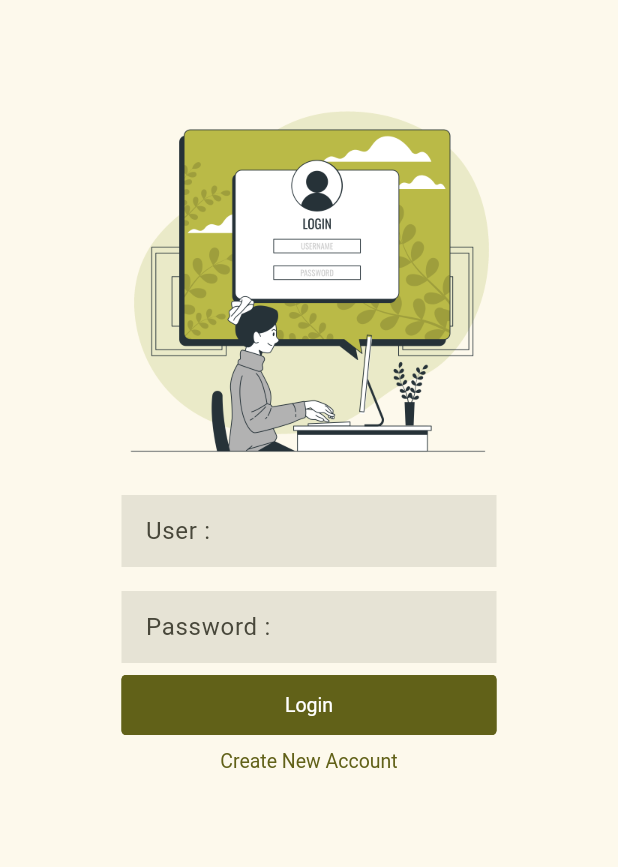
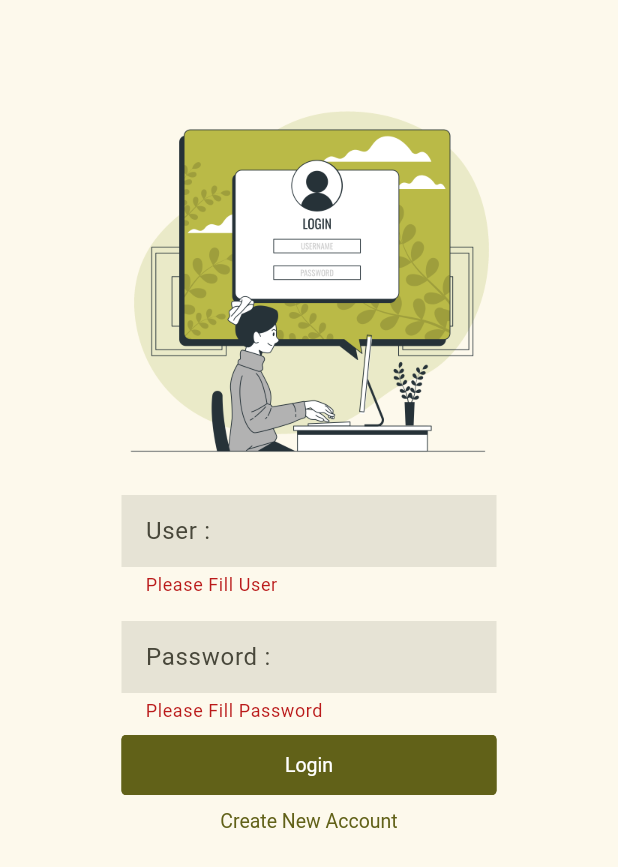
Before and after one commit to masterUNG/UngConnectedapi, a Flutter app: the screen it shows after launch, after a tap on "Login", on a phone screen of 412 x 824 dp. Shown: the top 867 px of the screen. Run offline on Flutter 3.47's test engine with Material 3 defaults, Android fonts, the phone set to English and light mode, and no system bars; drawn by our look-alikes of getwidget; our stand-ins replace dio, get, image_picker; network calls fail.

Commit message:
finish 12aug

```diff
--- /dev/null
+++ b/lib/models/user_model.dart
@@ -0,0 +1,42 @@
+import 'dart:convert';
+
+// ignore_for_file: public_member_api_docs, sort_constructors_first
+class UserModel {
+
+  final String id;
+  final String name;
+  final String user;
+  final String password;
+  final String avatar;
+  UserModel({
+    required this.id,
+    required this.name,
+    required this.user,
+    required this.password,
+    required this.avatar,
+  });
+
+  Map<String, dynamic> toMap() {
+    return <String, dynamic>{
+      'id': id,
+      'name': name,
+      'user': user,
+      'password': password,
+      'avatar': avatar,
+    };
+  }
+
+  factory UserModel.fromMap(Map<String, dynamic> map) {
+    return UserModel(
+      id: (map['id'] ?? '') as String,
+      name: (map['name'] ?? '') as String,
+      user: (map['user'] ?? '') as String,
+      password: (map['password'] ?? '') as String,
+      avatar: (map['avatar'] ?? '') as String,
+    );
+  }
+
+  String toJson() => json.encode(toMap());
+
+  factory UserModel.fromJson(String source) => UserModel.fromMap(json.decode(source) as Map<String, dynamic>);
+}
--- a/lib/states/authen.dart
+++ b/lib/states/authen.dart
@@ -3,13 +3,23 @@ import 'package:flutter/material.dart';
 import 'package:get/get.dart';
 import 'package:getwidget/getwidget.dart';
 import 'package:ungconnectedapi/states/create_new_account.dart';
+import 'package:ungconnectedapi/utility/app_service.dart';
 import 'package:ungconnectedapi/widgets/widget_button.dart';
 
 import 'package:ungconnectedapi/widgets/widget_form.dart';
 import 'package:ungconnectedapi/widgets/widget_image.dart';
 
-class Authen extends StatelessWidget {
+class Authen extends StatefulWidget {
   const Authen({super.key});
+
+  @override
+  State<Authen> createState() => _AuthenState();
+}
+
+class _AuthenState extends State<Authen> {
+  final keyForm = GlobalKey<FormState>();
+  TextEditingController userController = TextEditingController();
+  TextEditingController passwordController = TextEditingController();
 
   @override
   Widget build(BuildContext context) {
@@ -21,32 +31,57 @@ class Authen extends StatelessWidget {
             children: [
               SizedBox(
                 width: 250,
+                child: Form(
+                  key: keyForm,
                   child: Column(
                     children: [
                       const SizedBox(height: 64),
                       const WidgetImage(),
                       const SizedBox(height: 16),
-                    const WidgetForm(
+                      WidgetForm(
+                        validator: (p0) {
+                          if (p0?.isEmpty ?? true) {
+                            return 'Please Fill User';
+                          } else {
+                            return null;
+                          }
+                        },
+                        controller: userController,
                         hintText: 'User :',
                       ),
                       const SizedBox(height: 16),
-                    const WidgetForm(
+                      WidgetForm(
+                        validator: (p0) {
+                          if (p0?.isEmpty ?? true) {
+                            return 'Please Fill Password';
+                          } else {
+                            return null;
+                          }
+                        },
+                        controller: passwordController,
                         hintText: 'Password :',
                       ),
                       const SizedBox(height: 8),
                       WidgetButton(
-                      onPressed: () {},
+                        onPressed: () {
+                          if (keyForm.currentState!.validate()) {
+                            AppService().checkLogin(
+                                user: userController.text,
+                                password: passwordController.text);
+                          }
+                        },
                         text: 'Login',
                         fullWidthButton: true,
                       ),
                       WidgetButton(
                         text: 'Create New Account',
                         onPressed: () {
-                        Get.to(CreateNewAccount());
+                          Get.to(const CreateNewAccount());
                         },
                         type: GFButtonType.transparent,
                       )
                     ],
+                  ),
                 ),
               ),
             ],
--- a/lib/utility/app_controller.dart
+++ b/lib/utility/app_controller.dart
@@ -6,4 +6,6 @@ class AppController extends GetxController {
   RxList<File> files = <File>[].obs;
 
   RxBool display = false.obs;
+
+  RxInt indexBody = 0.obs;
 }
--- a/lib/utility/app_service.dart
+++ b/lib/utility/app_service.dart
@@ -1,8 +1,11 @@
+import 'dart:convert';
 import 'dart:io';
 
 import 'package:get/get.dart';
 import 'package:getwidget/getwidget.dart';
 import 'package:image_picker/image_picker.dart';
+import 'package:ungconnectedapi/models/user_model.dart';
+import 'package:ungconnectedapi/states/main_home.dart';
 import 'package:ungconnectedapi/utility/app_constant.dart';
 import 'package:ungconnectedapi/utility/app_controller.dart';
 
@@ -10,6 +13,35 @@ import 'package:dio/dio.dart' as dio;
 
 class AppService {
   AppController appController = Get.put(AppController());
+
+  Future<void> checkLogin({
+    required String user,
+    required String password,
+  }) async {
+    String urlApi =
+        'https://www.androidthai.in.th/fluttertraining/ungConnected/getUserWhereUser.php?isAdd=true&user=$user';
+
+    await dio.Dio().get(urlApi).then(
+      (value) {
+        if (value.toString() == 'null') {
+          Get.snackbar('User False', 'No $user in my Database');
+        } else {
+          for (var element in json.decode(value.data)) {
+            UserModel model = UserModel.fromMap(element);
+
+            if (password == model.password) {
+              //password True
+              Get.offAll( MainHome(userModel: model,));
+              Get.snackbar('Authen Success', 'Welcome to My App');
+            } else {
+              Get.snackbar('Password False', 'Please Try Again Password False',
+                  snackPosition: SnackPosition.BOTTOM);
+            }
+          }
+        }
+      },
+    );
+  }
 
   Future<void> processRegister({
     required String name,
@@ -50,7 +82,9 @@ class AppService {
               await dio.Dio().get(urlApiInsert).then(
                 (value) {
                   Get.back();
-                  Get.snackbar('Register Success', 'Please Login', backgroundColor: AppConstant.mainColor, colorText: GFColors.WHITE);
+                  Get.snackbar('Register Success', 'Please Login',
+                      backgroundColor: AppConstant.mainColor,
+                      colorText: GFColors.WHITE);
                 },
               );
             },
```
Also changed, not shown: lib/states/main_home.dart (+75 -3 lines), lib/widgets/body_list_data.dart (added, +10 -0 lines), lib/widgets/body_profile.dart (added, +23 -0 lines). Lines whose indentation alone changed are shown as unchanged.
